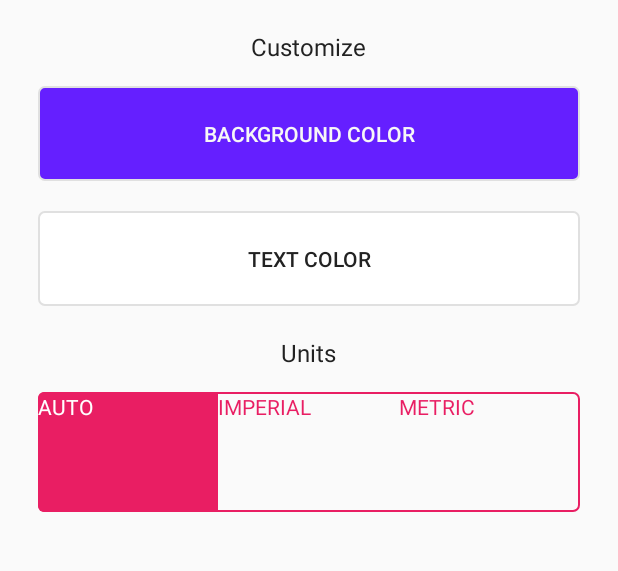
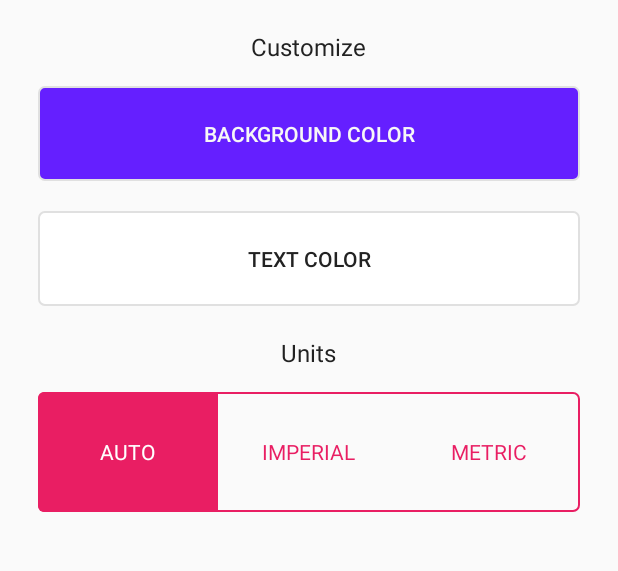
Before and after one commit to scaffeinate/Stormcast-Android, an Android app: the fragment AddLocationFragment shown on its own in the app's theme, on a phone screen of 412 x 824 dp, the part 255-826 px from its top. Run offline under Robolectric (Android 15) with nearby library versions, the phone set to English and light mode, and no system bars; our stand-ins replace data binding; 2 statements that could not run were skipped.

Commit message:
Fixed a few things in AddLocationFragment

```diff
--- a/mobile/src/main/java/stormcast/app/phoenix/io/stormcast/common/Location.java
+++ b/mobile/src/main/java/stormcast/app/phoenix/io/stormcast/common/Location.java
@@ -19,6 +19,8 @@ public class Location implements Parcelable {
 
     private double latitude = 0, longitude = 0;
     private int id = 0, unit = UNIT_AUTO, position = 0;
+
+    public Location() {}
 
     protected Location(Parcel in) {
         name = in.readString();
--- a/mobile/src/main/java/stormcast/app/phoenix/io/stormcast/common/LocationBuilder.java
+++ b/mobile/src/main/java/stormcast/app/phoenix/io/stormcast/common/LocationBuilder.java
@@ -13,9 +13,6 @@ public class LocationBuilder {
     protected double longitude = -1;
     protected String backgroundColor = null, textColor = null;
     protected int unit = Location.UNIT_AUTO, position = 0;
-
-    public LocationBuilder() {
-    }
 
     public LocationBuilder(Location location) {
         setId(location.getId())
--- a/mobile/src/main/java/stormcast/app/phoenix/io/stormcast/fragments/AddLocationFragment.java
+++ b/mobile/src/main/java/stormcast/app/phoenix/io/stormcast/fragments/AddLocationFragment.java
@@ -74,7 +74,7 @@ public class AddLocationFragment extends Fragment implements View.OnClickListene
     private FragmentAddLocationBinding mBinding;
 
     public static AddLocationFragment newInstance(boolean finishActivityOnAction) {
-        return newInstance(null, finishActivityOnAction);
+        return newInstance(new Location(), finishActivityOnAction);
     }
 
     public static AddLocationFragment newInstance(Location location, boolean finishActivityOnAction) {
--- a/mobile/src/main/res/layout/fragment_add_location.xml
+++ b/mobile/src/main/res/layout/fragment_add_location.xml
@@ -1,6 +1,5 @@
 <?xml version="1.0" encoding="utf-8"?>
 <layout xmlns:android="http://schemas.android.com/apk/res/android"
-    xmlns:custom="http://schemas.android.com/apk/res-auto"
     xmlns:map="http://schemas.android.com/apk/res-auto">
 
     <ScrollView
@@ -47,8 +46,7 @@
                 android:layout_marginTop="@dimen/fragment_add_location_text_view_margin_top"
                 android:text="@string/customize"
                 android:textColor="@color/textColorDark"
-                android:textSize="@dimen/font_size_subheading"
-                custom:weight="bolder" />
+                android:textSize="@dimen/font_size_subheading" />
 
             <Button
                 android:id="@+id/background_color_btn"
@@ -84,8 +82,7 @@
                 android:layout_marginTop="@dimen/fragment_add_location_text_view_margin_top"
                 android:text="@string/units"
                 android:textColor="@color/textColorDark"
-                android:textSize="@dimen/font_size_subheading"
-                custom:weight="bolder" />
+                android:textSize="@dimen/font_size_subheading" />
 
             <stormcast.app.phoenix.io.stormcast.views.tab_pills.TabPills
                 android:id="@+id/units_switch_tab_selector"
--- a/mobile/src/main/res/layout/item_tab_pill.xml
+++ b/mobile/src/main/res/layout/item_tab_pill.xml
@@ -7,5 +7,7 @@
         android:id="@+id/tab_pill_text_view"
         android:layout_width="wrap_content"
         android:layout_height="wrap_content"
+        android:layout_centerInParent="true"
+        android:gravity="center"
         android:textAllCaps="true" />
 </RelativeLayout>
```
Also changed, not shown: mobile/src/main/java/stormcast/app/phoenix/io/stormcast/fragments/ForecastFragment.java (+19 -1 lines).
